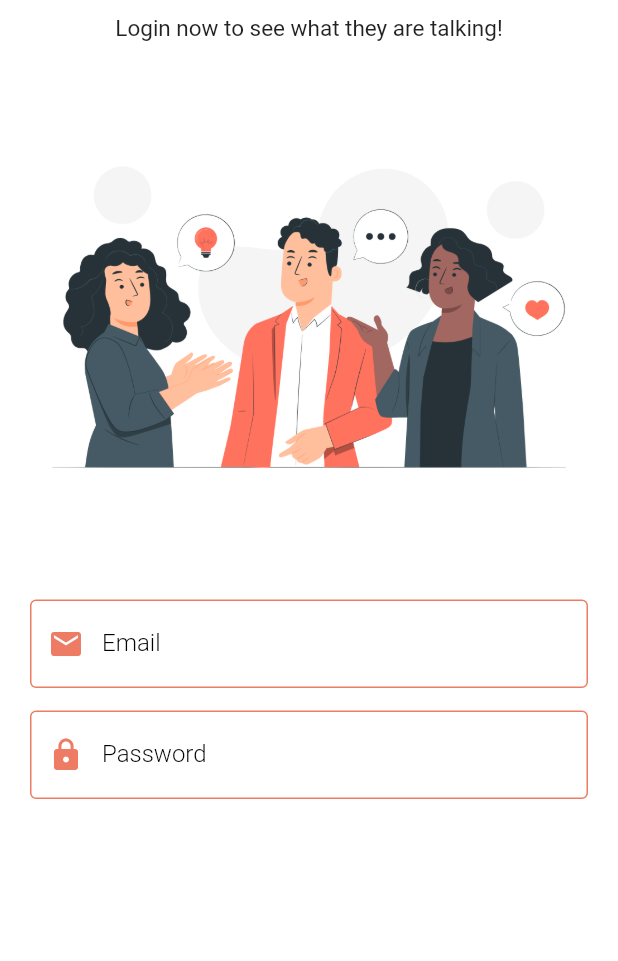
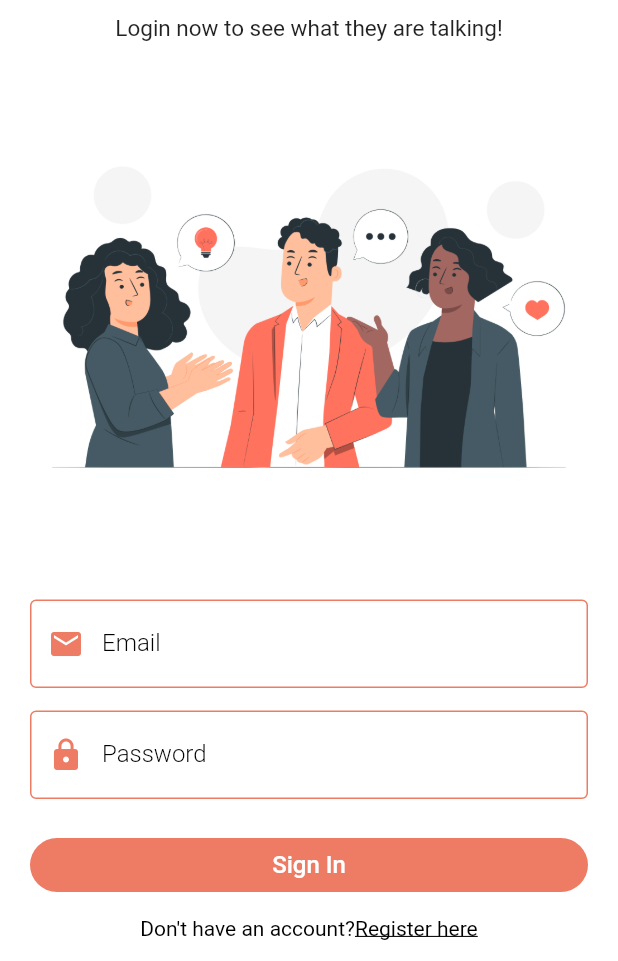
Before and after one commit to oluchristian/groupie, a Flutter app: the screen it shows after launch, on a phone screen of 412 x 824 dp, the part 275-1236 px from its top. Run offline on Flutter 3.47's test engine with Material 2 defaults, Android fonts, the phone set to English and light mode, and no system bars; our stand-ins replace firebase_core, shared_preferences; accounts and stored records are empty.

Commit message:
login and register pages

```diff
--- a/lib/pages/auth/login_page.dart
+++ b/lib/pages/auth/login_page.dart
@@ -1,4 +1,5 @@
 import 'package:chatapp_firebase/widgets/widgets.dart';
+import 'package:flutter/gestures.dart';
 import 'package:flutter/material.dart';
 
 class LoginPage extends StatefulWidget {
@@ -60,19 +61,81 @@ class _LoginPageState extends State<LoginPage> {
                     setState(() {
                       email = val;
                     });
-                    print(email);
+                  },
+                  validator: (val) {
+                    return RegExp(
+                                r"^[a-zA-Z0-9.a-zA-Z0-9.!#$%&'*+-/=?^_`{|}~]+@[a-zA-Z0-9]+\.[a-zA-Z]+")
+                            .hasMatch(val!)
+                        ? null
+                        : "please enter a valid email";
                   },
                 ),
                 const SizedBox(
                   height: 15,
                 ),
                 TextFormField(
+                  obscureText: true,
                   decoration: testInputDecoration.copyWith(
                     labelText: 'Password',
                     prefixIcon: Icon(
                       Icons.lock,
                       color: Theme.of(context).primaryColor,
                     ),
+                  ),
+                  onChanged: (val) {
+                    setState(() {
+                      email = val;
+                    });
+                  },
+                  validator: (val) {
+                    if (val!.length < 6) {
+                      return "password must be at least 6 characters";
+                    } else {
+                      return null;
+                    }
+                  },
+                ),
+                const SizedBox(
+                  height: 20,
+                ),
+                SizedBox(
+                  width: double.infinity,
+                  child: ElevatedButton(
+                    style: ElevatedButton.styleFrom(
+                        backgroundColor: Theme.of(context).primaryColor,
+                        elevation: 0,
+                        shape: RoundedRectangleBorder(
+                            borderRadius: BorderRadius.circular(30))),
+                    child: const Text(
+                      'Sign In',
+                      style: TextStyle(
+                        color: Colors.white,
+                        fontSize: 16,
+                      ),
+                    ),
+                    onPressed: () {
+                      login();
+                    },
+                  ),
+                ),
+                const SizedBox(
+                  height: 10,
+                ),
+                Text.rich(
+                  TextSpan(
+                    text: "Don't have an account?",
+                    style: const TextStyle(
+                      color: Colors.black,
+                      fontSize: 14,
+                    ),
+                    children: <TextSpan>[
+                      TextSpan(
+                          text: "Register here",
+                          style: const TextStyle(
+                              color: Colors.black,
+                              decoration: TextDecoration.underline),
+                          recognizer: TapGestureRecognizer()..onTap = () {}),
+                    ],
                   ),
                 ),
               ],
@@ -82,4 +145,6 @@ class _LoginPageState extends State<LoginPage> {
       ),
     );
   }
+
+  login() {}
 }
```
